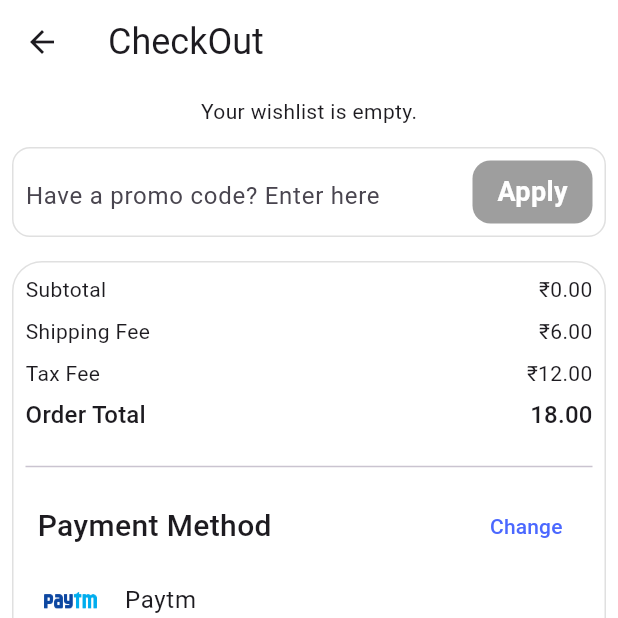
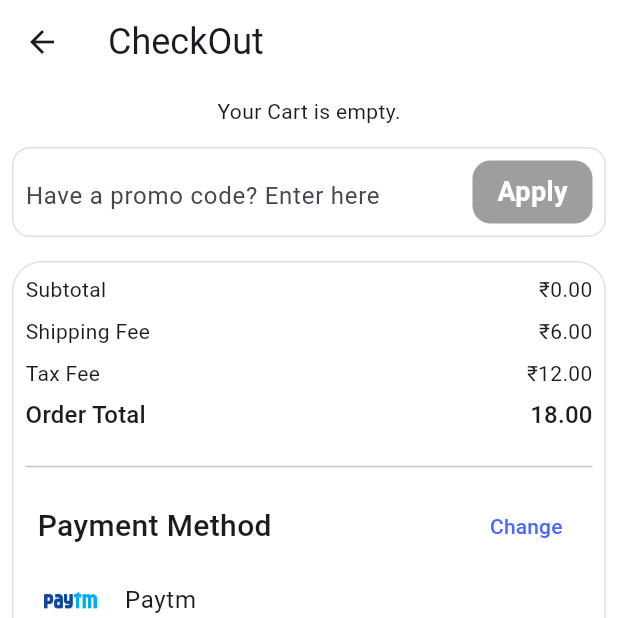
Before and after one commit to RishabhGupta777/flashchat, a Flutter app: the CartScreen screen opened directly, after a tap on "Place Order", on a phone screen of 412 x 824 dp, the top half of it. Run offline on Flutter 3.47's test engine with Material 3 defaults, Android fonts, the phone set to English and light mode, and no system bars; our stand-ins replace animated_text_kit, cached_network_image, carousel_slider, cloud_firestore, firebase_auth, firebase_core and 9 more; accounts and stored records are empty.

Commit message:
second commit

```diff
--- a/lib/Tmart/widgets/custom_shapes/cart_items.dart
+++ b/lib/Tmart/widgets/custom_shapes/cart_items.dart
@@ -29,22 +29,14 @@ class TCartItems extends StatelessWidget {
           final cartlistDocs = snapshot.data?.docs ?? [];
 
           if (cartlistDocs.isEmpty) {
-            return const Center(child: Text('Your wishlist is empty.'));
+            return const Center(child: Text('Your Cart is empty.'));
           }
 
-          return SingleChildScrollView(
-              physics: const NeverScrollableScrollPhysics(),
-              child: Column(
-                children: [
-                  ListView.builder(
-                      itemCount: cartlistDocs.length,
-                      shrinkWrap: true,
-                      physics: NeverScrollableScrollPhysics(),
-                      scrollDirection: Axis.vertical,
-                      itemBuilder: (_,int index)=>TCartItem(document: cartlistDocs[index],removeAndQuantity:removeAndQuantity)),
-                ],
-              )
-          );
+          return ListView.builder(
+              itemCount: cartlistDocs.length,
+              shrinkWrap: true,
+              scrollDirection: Axis.vertical,
+              itemBuilder: (_,int index)=>TCartItem(document: cartlistDocs[index],removeAndQuantity:removeAndQuantity));
         }
     );
   }
```
Also changed, not shown: lib/Tmart/screens/store.dart (+8 -2 lines), lib/Tmart/widgets/custom_shapes/cart_counter_icon.dart (+18 -2 lines).
